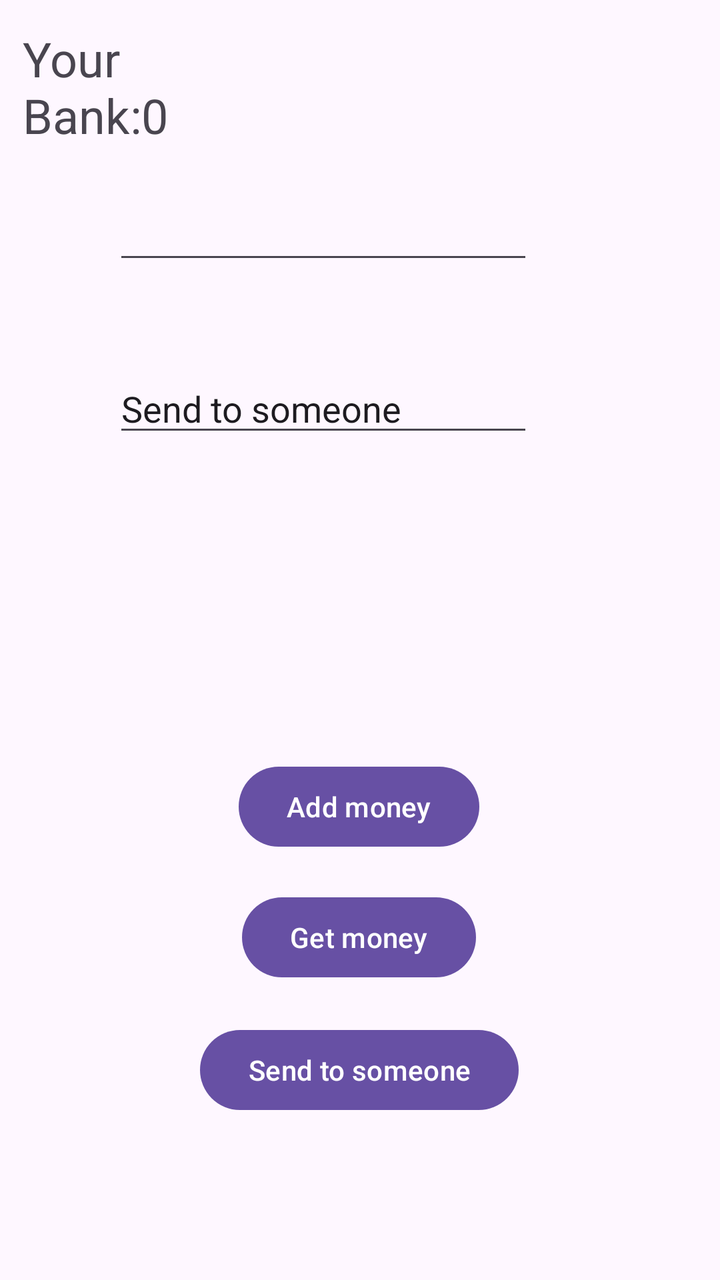
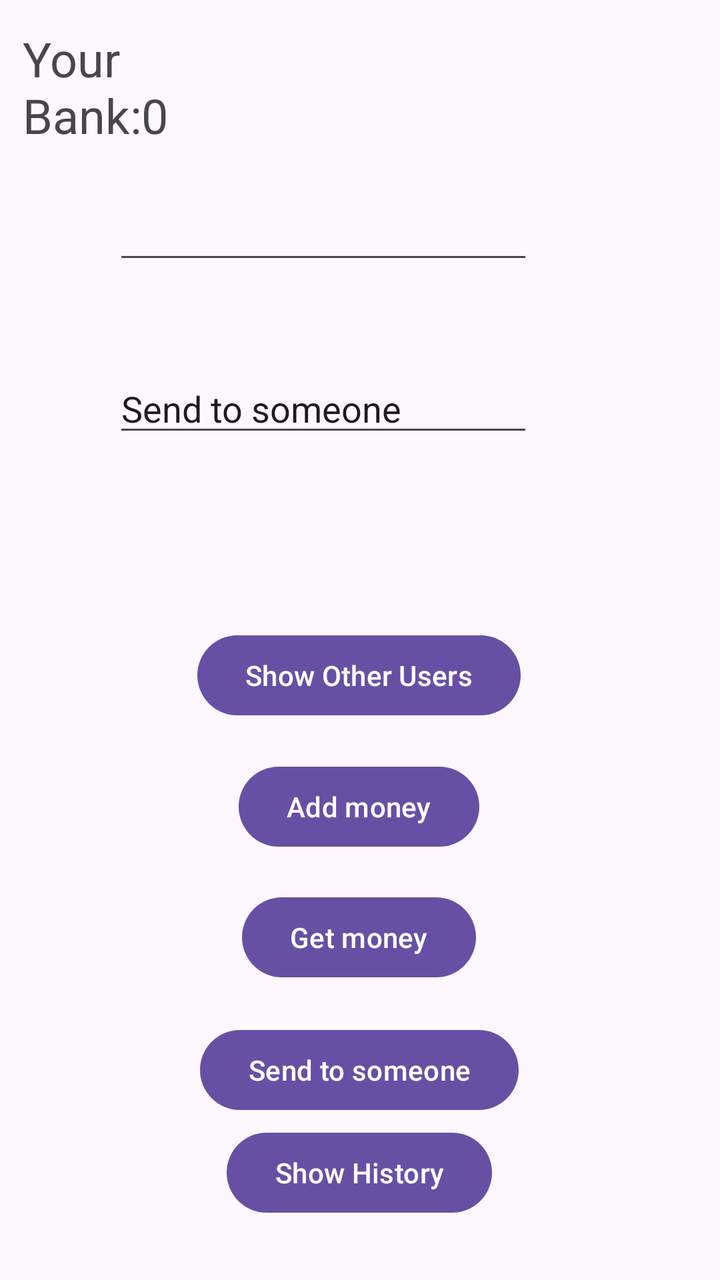

Screens rendered from an Android XML layout before and after an edit, with the pre-edit source and the edit as a unified diff.
<!-- AndroidManifest.xml: application theme Theme.SmartBankGioraFridman -->
<!-- res/layout/activity_main.xml -->
<?xml version="1.0" encoding="utf-8"?>
<androidx.constraintlayout.widget.ConstraintLayout xmlns:android="http://schemas.android.com/apk/res/android"
    xmlns:app="http://schemas.android.com/apk/res-auto"
    xmlns:tools="http://schemas.android.com/tools"
    android:id="@+id/main"
    android:layout_width="match_parent"
    android:layout_height="match_parent"
    tools:context=".MainActivity">

    <TextView
        android:layout_width="122dp"
        android:layout_height="56dp"
        android:text="Your Bank:0"
        android:id ="@+id/bank"
        android:textSize="24sp"
        app:layout_constraintBottom_toBottomOf="parent"
        app:layout_constraintEnd_toEndOf="parent"
        app:layout_constraintHorizontal_bias="0.047"
        app:layout_constraintStart_toStartOf="parent"
        app:layout_constraintTop_toTopOf="parent"
        app:layout_constraintVertical_bias="0.022" />

    <EditText
        android:id="@+id/editTextNumber"
        android:layout_width="wrap_content"
        android:layout_height="wrap_content"
        android:ems="10"
        android:inputType="number"
        app:layout_constraintBottom_toBottomOf="parent"
        app:layout_constraintEnd_toEndOf="parent"
        app:layout_constraintHorizontal_bias="0.378"
        app:layout_constraintStart_toStartOf="parent"
        app:layout_constraintTop_toTopOf="parent"
        app:layout_constraintVertical_bias="0.16" />

    <Button
        android:id="@+id/button3"
        android:layout_width="wrap_content"
        android:layout_height="wrap_content"
        android:text="Send to someone"
        android:onClick="send_to_someone"
        app:layout_constraintBottom_toBottomOf="parent"
        app:layout_constraintEnd_toEndOf="parent"
        app:layout_constraintHorizontal_bias="0.498"
        app:layout_constraintStart_toStartOf="parent"
        app:layout_constraintTop_toTopOf="parent"
        app:layout_constraintVertical_bias="0.863" />

    <Button
        android:id="@+id/button"
        android:layout_width="wrap_content"
        android:layout_height="wrap_content"
        android:text="Add money"
        android:onClick="add_money"
        app:layout_constraintBottom_toBottomOf="parent"
        app:layout_constraintEnd_toEndOf="parent"
        app:layout_constraintHorizontal_bias="0.498"
        app:layout_constraintStart_toStartOf="parent"
        app:layout_constraintTop_toTopOf="parent"
        app:layout_constraintVertical_bias="0.641" />

    <Button
        android:id="@+id/button2"
        android:layout_width="wrap_content"
        android:layout_height="wrap_content"
        android:text="Get money"
        android:onClick="getMoney"
        app:layout_constraintBottom_toBottomOf="parent"
        app:layout_constraintEnd_toEndOf="parent"
        app:layout_constraintHorizontal_bias="0.498"
        app:layout_constraintStart_toStartOf="parent"
        app:layout_constraintTop_toTopOf="parent"
        app:layout_constraintVertical_bias="0.751" />

    <EditText
        android:id="@+id/editTextText"
        android:layout_width="wrap_content"
        android:layout_height="wrap_content"
        android:ems="10"
        android:inputType="text"
        android:text="Send to someone"
        app:layout_constraintBottom_toBottomOf="parent"
        app:layout_constraintEnd_toEndOf="parent"
        app:layout_constraintHorizontal_bias="0.378"
        app:layout_constraintStart_toStartOf="parent"
        app:layout_constraintTop_toTopOf="parent"
        app:layout_constraintVertical_bias="0.304" />

</androidx.constraintlayout.widget.ConstraintLayout>
<!-- resources referenced by this layout -->
<resources>
  <style name="Theme.SmartBankGioraFridman" parent="Base.Theme.SmartBankGioraFridman" />
  <style name="Base.Theme.SmartBankGioraFridman" parent="Theme.Material3.DayNight.NoActionBar">
          
          
      </style>
</resources>

<!-- the commit's change to res/layout/activity_main.xml (unified diff, before → after) -->
@@ -85,5 +85,31 @@
         app:layout_constraintStart_toStartOf="parent"
         app:layout_constraintTop_toTopOf="parent"
         app:layout_constraintVertical_bias="0.304" />
+    <Button
+        android:id="@+id/button_history"
+        android:layout_width="wrap_content"
+        android:layout_height="wrap_content"
+        android:text="Show History"
+        android:onClick="showHistory"
+        app:layout_constraintBottom_toBottomOf="parent"
+        app:layout_constraintEnd_toEndOf="parent"
+        app:layout_constraintHorizontal_bias="0.498"
+        app:layout_constraintStart_toStartOf="parent"
+        app:layout_constraintTop_toTopOf="parent"
+        app:layout_constraintVertical_bias="0.95" />
+    <Button
+        android:id="@+id/button_users"
+        android:layout_width="wrap_content"
+        android:layout_height="wrap_content"
+        android:text="Show Other Users"
+        android:onClick="showOtherUsers"
+        app:layout_constraintBottom_toBottomOf="parent"
+        app:layout_constraintEnd_toEndOf="parent"
+        app:layout_constraintHorizontal_bias="0.498"
+        app:layout_constraintStart_toStartOf="parent"
+        app:layout_constraintTop_toTopOf="parent"
+        app:layout_constraintVertical_bias="0.53" />
+
+
 
 </androidx.constraintlayout.widget.ConstraintLayout>
